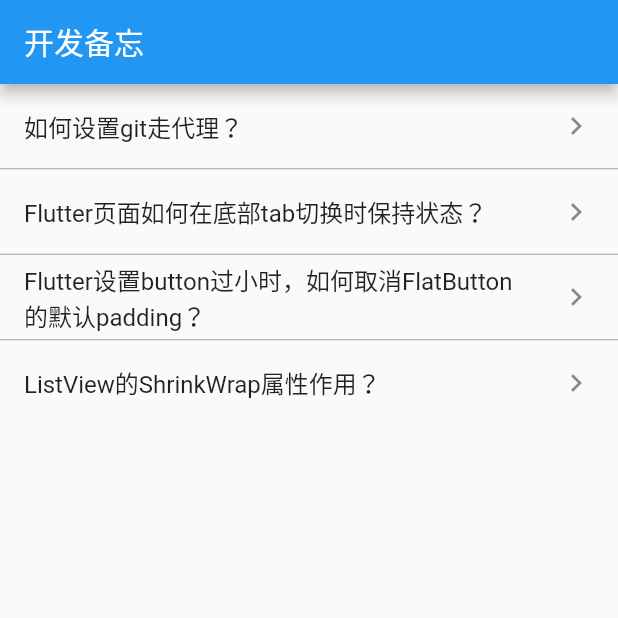
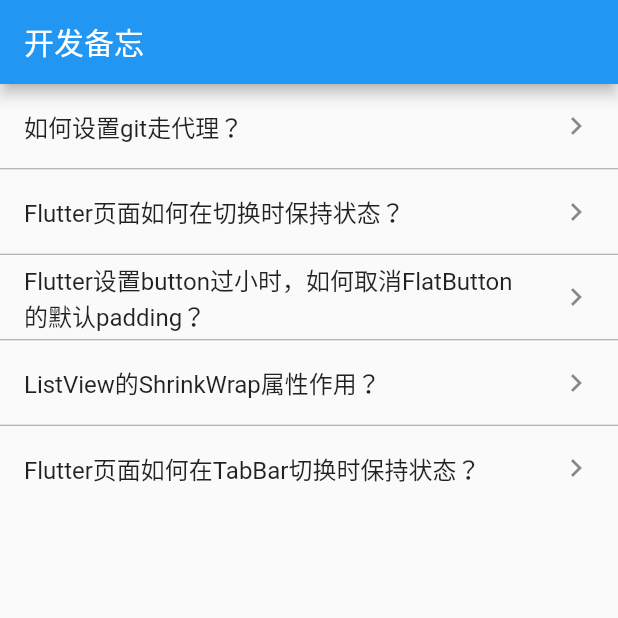
Before and after one commit to flywo/FlutterWidgetUseExample, a Flutter app: the Dev screen opened directly, on a phone screen of 412 x 824 dp, the top half of it. Run offline on Flutter 3.47's test engine with Material 2 defaults, Android fonts, the phone set to English and light mode, and no system bars; our stand-ins replace flutter_markdown, image_picker; missing offline and left inert: city_pickers, flutter_webview_plugin, loading_indicator_view, widget_with_codeview.

Commit message:
底部导航栏保持状态

````diff
--- a/flutter_widget_use/lib/Dev/Dev.dart
+++ b/flutter_widget_use/lib/Dev/Dev.dart
@@ -9,6 +9,7 @@ import 'package:flutter_widget_use/Dev/Button/MyFlatButton.dart';
 import 'package:flutter_widget_use/Dev/GitProxy/GitProxy.dart';
 import 'package:flutter_widget_use/Dev/KeepAlive/KeepAlive.dart';
 import 'package:flutter_widget_use/Dev/ShrinkWrap/ShrinkWrap.dart';
+import 'package:flutter_widget_use/Dev/TabBarKeepAlive/TabBarKeepAlive.dart';
 
 class Dev extends StatelessWidget {
   @override
@@ -21,13 +22,13 @@ class Dev extends StatelessWidget {
           itemBuilder: (context, index) {
             if (index == 1) {
               return ListTile(
-                title: Text("Flutter页面如何在底部tab切换时保持状态？"),
+                title: Text("Flutter页面如何在切换时保持状态？"),
                 trailing: Icon(Icons.keyboard_arrow_right),
                 onTap: () {
                   Navigator.of(context).push(MaterialPageRoute(builder: (context) {
                     return Scaffold(
                       appBar: AppBar(
-                        title: Text("Flutter页面如何在底部tab切换时保持状态？"),
+                        title: Text("Flutter页面如何在切换时保持状态？"),
                       ),
                       body: MyKeepAlive(),
                     );
@@ -64,6 +65,21 @@ class Dev extends StatelessWidget {
                   }));
                 },
               );
+            } else if (index == 4) {
+              return ListTile(
+                title: Text("Flutter页面如何在TabBar切换时保持状态？"),
+                trailing: Icon(Icons.keyboard_arrow_right),
+                onTap: () {
+                  Navigator.of(context).push(MaterialPageRoute(builder: (context) {
+                    return Scaffold(
+                      appBar: AppBar(
+                        title: Text("Flutter页面如何在TabBar切换时保持状态？"),
+                      ),
+                      body: MyTabBarKeepAlive(),
+                    );
+                  }));
+                },
+              );
             }
             return ListTile(
               title: Text("如何设置git走代理？"),
@@ -86,7 +102,7 @@ class Dev extends StatelessWidget {
               color: Colors.grey[500],
             );
           },
-          itemCount: 4
+          itemCount: 5
       ),
     );
   }
--- a/flutter_widget_use/lib/Dev/KeepAlive/KeepAlive.dart
+++ b/flutter_widget_use/lib/Dev/KeepAlive/KeepAlive.dart
@@ -8,7 +8,7 @@ import 'package:flutter_markdown/flutter_markdown.dart';
 
 
 const content = """
-## Flutter页面如何在底部tab切换时保持状态？
+## Flutter页面如何在切换时保持状态？
 > 页面的state实现AutomaticKeepAliveClientMixin，wantKeepAlive返回true即可。
 ```
 class _MineTabState extends State<MineTab> with AutomaticKeepAliveClientMixin {
--- /dev/null
+++ b/flutter_widget_use/lib/Dev/TabBarKeepAlive/TabBarKeepAlive.dart
@@ -0,0 +1,38 @@
+import 'package:flutter/cupertino.dart';
+import 'package:flutter_markdown/flutter_markdown.dart';
+
+/// @ClassName TabBarKeepAlive
+/// @Description 底部tabbar切换保持状态
+/// @Author YuHua
+/// @Date 2021-03-04 6:47 PM
+
+
+const content = """
+## Flutter页面如何在TabBar切换时保持状态？
+> 使用IndexedStack实现
+```
+Scaffold(
+      appBar: AppBar(
+        title: Text('Bottom Navigation'),
+      ),
+      bottomNavigationBar: BottomNavigationBar(
+        type: BottomNavigationBarType.fixed,
+        onTap: onTabTapped,
+        currentIndex: _currentIndex,
+        items: _list,
+      ),
+      //body: _children[_currentIndex],
+      body: IndexedStack(
+        index: _currentIndex,
+        children: _children,
+      ),
+    );
+```
+""";
+
+class MyTabBarKeepAlive extends StatelessWidget {
+  @override
+  Widget build(BuildContext context) {
+    return Markdown(data: content);
+  }
+}
````
